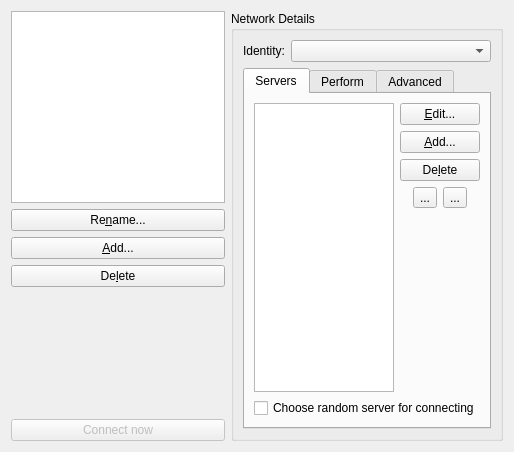
Before: the Qt Designer form src/qtui/settingspages/networkssettingspage.ui in quassel/quassel, drawn with Qt 5.
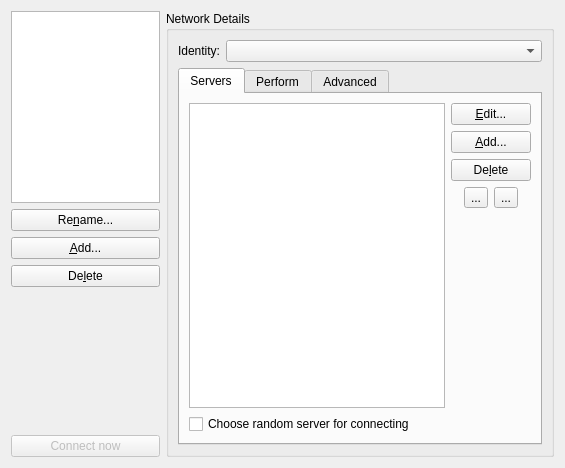
After: the same form once the commit is applied. Icons and pictures are not drawn.

Commit message:
Fixing BR#164: Show correct tooltips in networksettings
Fixed the tooltips, renamed "tab" to "advancedTab" and changed hsizetype
of detailsBox from "Expanding" to "MinimumExpanding" to fix wrong resizing.

The edit to the form file:
```diff
--- a/src/qtui/settingspages/networkssettingspage.ui
+++ b/src/qtui/settingspages/networkssettingspage.ui
@@ -5,8 +5,8 @@
    <rect>
     <x>0</x>
     <y>0</y>
-    <width>514</width>
-    <height>452</height>
+    <width>565</width>
+    <height>468</height>
    </rect>
   </property>
   <property name="windowTitle" >
@@ -121,7 +121,7 @@
    <item>
     <widget class="QGroupBox" name="detailsBox" >
      <property name="sizePolicy" >
-      <sizepolicy vsizetype="Preferred" hsizetype="Expanding" >
+      <sizepolicy vsizetype="Preferred" hsizetype="MinimumExpanding" >
        <horstretch>10</horstretch>
        <verstretch>0</verstretch>
       </sizepolicy>
@@ -171,7 +171,7 @@
           <rect>
            <x>0</x>
            <y>0</y>
-           <width>244</width>
+           <width>376</width>
            <height>332</height>
           </rect>
          </property>
```
Left out of the diff: 23 changed lines with no effect on the pictures.
